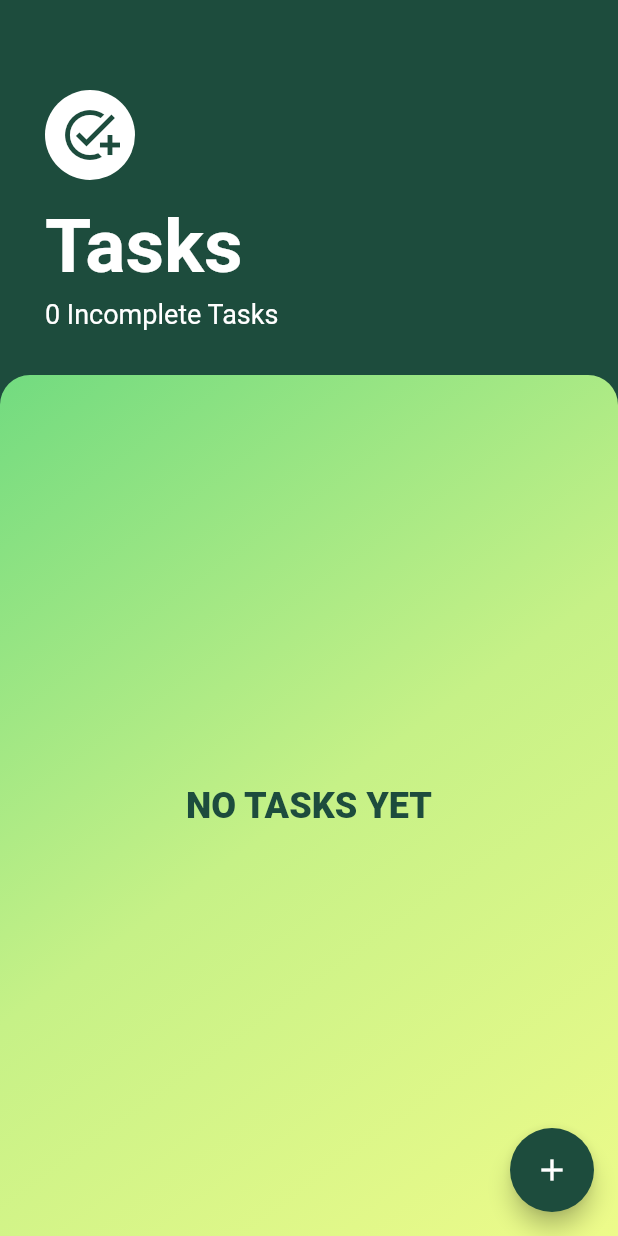
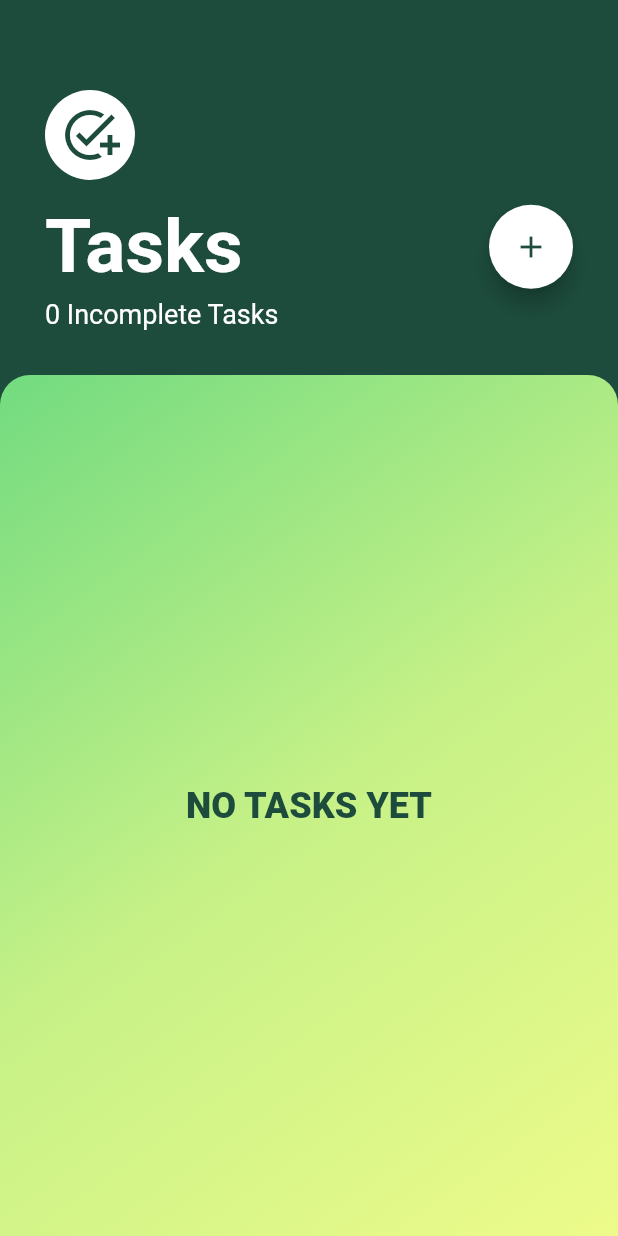
Before and after one commit to srijanishere/To-Do-App, a Flutter app: the screen it shows after launch, on a phone screen of 412 x 824 dp. Run offline on Flutter 3.47's test engine with Material 2 defaults, Android fonts, the phone set to English and light mode, and no system bars; our stand-ins replace toggle_switch; missing offline and left inert: slide_to_confirm.

Commit message:
updated position of add-task button

```diff
--- a/to_do_app/lib/screens/tasks_screen.dart
+++ b/to_do_app/lib/screens/tasks_screen.dart
@@ -16,30 +16,6 @@ class _TasksScreenState extends State<TasksScreen> {
   Widget build(BuildContext context) {
     return Scaffold(
       backgroundColor: Color(0xff1d4c3d),
-      floatingActionButton: FloatingActionButton(
-        onPressed: () {
-          //will allow us to create a new task
-          showModalBottomSheet(
-            context: context,
-            builder: (context) => SingleChildScrollView(
-              child: Container(
-                padding: EdgeInsets.only(
-                    bottom: MediaQuery.of(context).viewInsets.bottom),
-                child: AddTasksScreen((newTaskTitle, taskPriority) {
-                  setState(() {
-                    tasks.add(
-                        Task(taskName: newTaskTitle, priority: taskPriority));
-                  });
-                  Navigator.pop(context);
-                }),
-              ),
-            ),
-            // isScrollControlled: true, //to make the modal occupy the full screen
-          );
-        },
-        backgroundColor: Color(0xff1d4c3d),
-        child: Icon(Icons.add),
-      ),
       body: Column(
         crossAxisAlignment: CrossAxisAlignment.start,
         children: [
@@ -61,6 +37,9 @@ class _TasksScreenState extends State<TasksScreen> {
                 SizedBox(
                   height: 15.0,
                 ),
+                Row(
+                  mainAxisAlignment: MainAxisAlignment.spaceBetween,
+                  children: [
                     Text(
                       'Tasks',
                       style: TextStyle(
@@ -68,6 +47,38 @@ class _TasksScreenState extends State<TasksScreen> {
                         fontSize: 50.0,
                         fontWeight: FontWeight.w700,
                       ),
+                    ),
+                    FloatingActionButton(
+                      onPressed: () {
+                        //will allow us to create a new task
+                        showModalBottomSheet(
+                          context: context,
+                          builder: (context) => SingleChildScrollView(
+                            child: Container(
+                              padding: EdgeInsets.only(
+                                  bottom:
+                                      MediaQuery.of(context).viewInsets.bottom),
+                              child:
+                                  AddTasksScreen((newTaskTitle, taskPriority) {
+                                setState(() {
+                                  tasks.add(Task(
+                                      taskName: newTaskTitle,
+                                      priority: taskPriority));
+                                });
+                                Navigator.pop(context);
+                              }),
+                            ),
+                          ),
+                          // isScrollControlled: true, //to make the modal occupy the full screen
+                        );
+                      },
+                      backgroundColor: Colors.white,
+                      child: Icon(
+                        Icons.add,
+                        color: Color(0xff1d4c3d),
+                      ),
+                    ),
+                  ],
                 ),
                 SizedBox(
                   height: 5.0,
--- a/to_do_app/pubspec.yaml
+++ b/to_do_app/pubspec.yaml
@@ -37,6 +37,7 @@ dependencies:
   cupertino_icons: ^1.0.2
   slide_to_confirm: ^1.1.0
   toggle_switch: ^2.1.0
+  provider: ^6.0.5
 
 dev_dependencies:
   flutter_test:
```
Also changed, not shown: to_do_app/pubspec.lock. Lines whose indentation alone changed are shown as unchanged.
